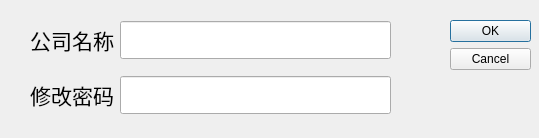
Qt form config.ui (chaidk/ErrorCalibration) before a commit.
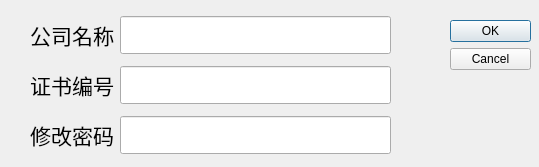
The same form after that commit.

Commit message: set config

Patch:
```diff
--- a/config.ui
+++ b/config.ui
@@ -1,13 +1,13 @@
 <?xml version="1.0" encoding="UTF-8"?>
 <ui version="4.0">
- <class>Dialog</class>
- <widget class="QDialog" name="Dialog">
+ <class>configwin</class>
+ <widget class="QDialog" name="configwin">
   <property name="geometry">
    <rect>
     <x>0</x>
     <y>0</y>
     <width>539</width>
-    <height>138</height>
+    <height>167</height>
    </rect>
   </property>
   <property name="windowTitle">
@@ -35,28 +35,12 @@
      <x>30</x>
      <y>10</y>
      <width>361</width>
-     <height>116</height>
+     <height>150</height>
     </rect>
    </property>
    <layout class="QGridLayout" name="gridLayout">
-    <item row="0" column="0">
-     <widget class="QLabel" name="label_14">
-      <property name="font">
-       <font>
-        <family>微软雅黑</family>
-        <pointsize>16</pointsize>
-       </font>
-      </property>
-      <property name="text">
-       <string>公司名称</string>
-      </property>
-      <property name="alignment">
-       <set>Qt::AlignRight|Qt::AlignTrailing|Qt::AlignVCenter</set>
-      </property>
-     </widget>
-    </item>
     <item row="0" column="1">
-     <widget class="QLineEdit" name="input_01">
+     <widget class="QLineEdit" name="company">
       <property name="font">
        <font>
         <family>微软雅黑</family>
@@ -71,8 +55,8 @@
       </property>
      </widget>
     </item>
-    <item row="1" column="1">
-     <widget class="QLineEdit" name="input_2">
+    <item row="3" column="1">
+     <widget class="QLineEdit" name="pwd">
       <property name="font">
        <font>
         <family>微软雅黑</family>
@@ -90,7 +74,7 @@
       </property>
      </widget>
     </item>
-    <item row="1" column="0">
+    <item row="3" column="0">
      <widget class="QLabel" name="label_16">
       <property name="font">
        <font>
@@ -106,6 +90,54 @@
       </property>
      </widget>
     </item>
+    <item row="0" column="0">
+     <widget class="QLabel" name="label_14">
+      <property name="font">
+       <font>
+        <family>微软雅黑</family>
+        <pointsize>16</pointsize>
+       </font>
+      </property>
+      <property name="text">
+       <string>公司名称</string>
+      </property>
+      <property name="alignment">
+       <set>Qt::AlignRight|Qt::AlignTrailing|Qt::AlignVCenter</set>
+      </property>
+     </widget>
+    </item>
+    <item row="1" column="0">
+     <widget class="QLabel" name="label_15">
+      <property name="font">
+       <font>
+        <family>微软雅黑</family>
+        <pointsize>16</pointsize>
+       </font>
+      </property>
+      <property name="text">
+       <string>证书编号</string>
+      </property>
+      <property name="alignment">
+       <set>Qt::AlignRight|Qt::AlignTrailing|Qt::AlignVCenter</set>
+      </property>
+     </widget>
+    </item>
+    <item row="1" column="1">
+     <widget class="QLineEdit" name="code">
+      <property name="font">
+       <font>
+        <family>微软雅黑</family>
+        <pointsize>16</pointsize>
+       </font>
+      </property>
+      <property name="text">
+       <string/>
+      </property>
+      <property name="placeholderText">
+       <string/>
+      </property>
+     </widget>
+    </item>
    </layout>
   </widget>
  </widget>
```
Left out of the diff: 27 changed lines with no effect on the pictures. The commit also changes 8 other files.
